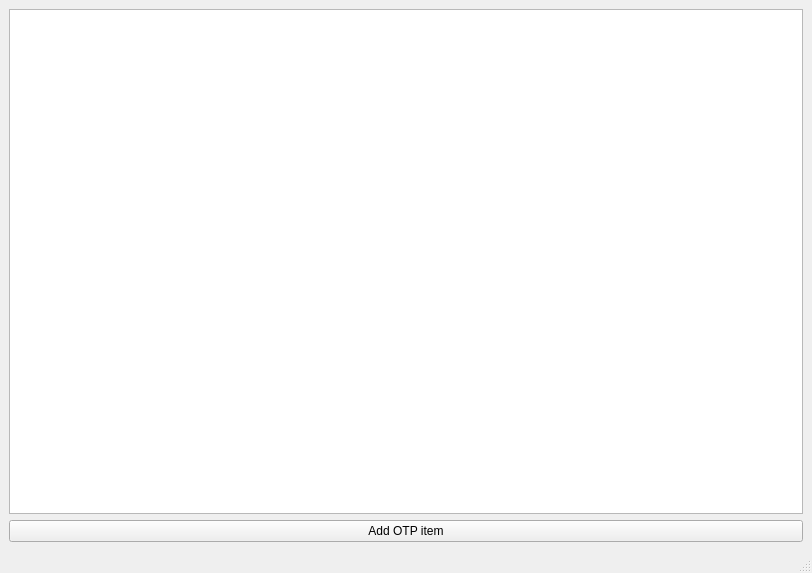
First picture: the form in ui/main_window.ui, repository kovdan01/otp-desktop, before the edit.
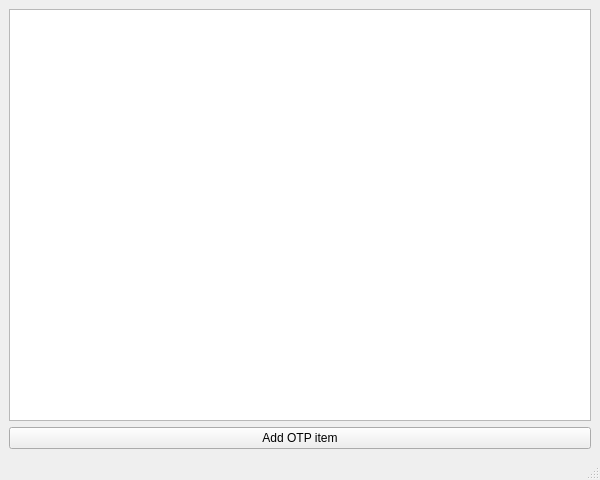
Second picture: the form after the edit.

What changed in the file:
```diff
--- a/ui/main_window.ui
+++ b/ui/main_window.ui
@@ -6,8 +6,8 @@
    <rect>
     <x>0</x>
     <y>0</y>
-    <width>812</width>
-    <height>573</height>
+    <width>600</width>
+    <height>480</height>
    </rect>
   </property>
   <property name="windowTitle">
```
Left out of the diff: 2 changed lines with no effect on the pictures.
